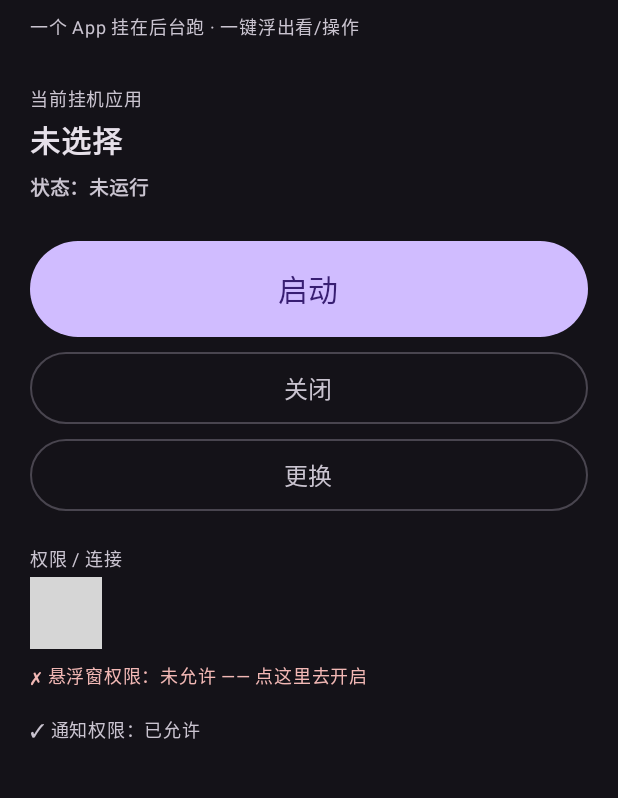
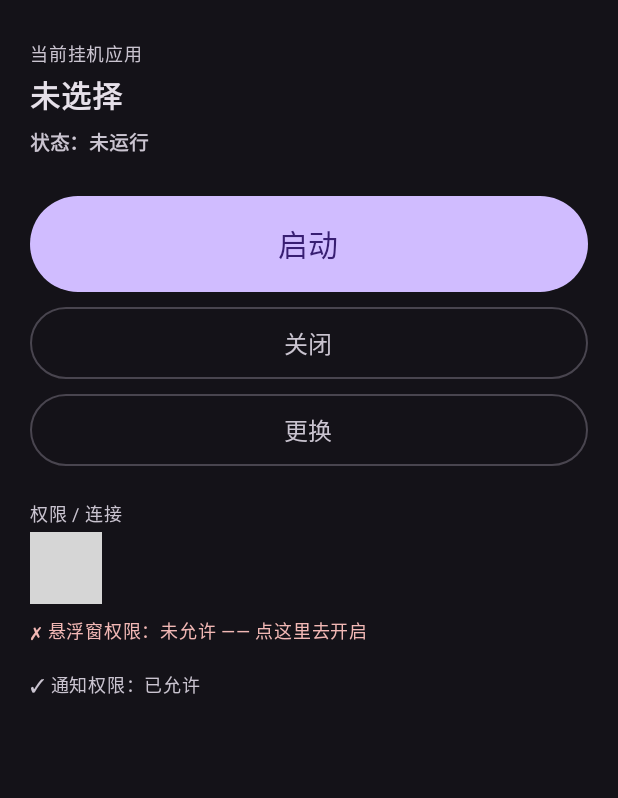
Before and after one commit to Morgan00GZ/miniworld, an Android app built with Jetpack Compose: the screen it shows after launch (MainActivity), on a phone screen of 412 x 824 dp, the part 84-882 px from its top. Run offline under Robolectric (Android 15) with nearby library versions, the phone set to English and light mode, and no system bars; libraries missing offline, so code that uses them is left out: rikka.shizuku; 5 statements that could not run were skipped; grey boxes are pictures that could not be loaded.

Commit message:
release: 1.02 —— 主系统/分身分开管 + 收工收尾（关闭后卡片能摘掉），删首页副标题
- 修复版：关闭 / 找任务 / 收回小点 / 切回前台 / 保活全部按「包名 + 用户号」定位，am force-stop 永远显式带 --user 0/999
- 收工真正跑完再停服务（shutdown() 取代 shutdownNow()），修掉关闭后后台卡片摘不掉（0/0）
- 撤销保活去掉必失败的 am set-standby-bucket ... default
- 删掉首页副标题「一个 App 挂在后台跑 · 一键浮出看/操作」
- 版本号 1.01/2 -> 1.02/3；快照 snapshots/1.02-分身与收工修复/（含该版 APK）+ tag 1.02

```diff
--- a/app/build.gradle.kts
+++ b/app/build.gradle.kts
@@ -12,8 +12,8 @@ android {
         applicationId = "com.miniworld"
         minSdk = 30
         targetSdk = 35
-        versionCode = 2
-        versionName = "1.01"
+        versionCode = 3
+        versionName = "1.02"
     }
 
     buildTypes {
--- a/app/src/main/java/com/miniworld/ui/WorkbenchRoot.kt
+++ b/app/src/main/java/com/miniworld/ui/WorkbenchRoot.kt
@@ -97,12 +97,6 @@ fun WorkbenchRoot(activity: Activity, store: SceneStore, catalog: AppCatalog) {
             .padding(20.dp)
     ) {
         Text("须弥芥子", fontSize = 24.sp, fontWeight = FontWeight.Bold)
-        Spacer(Modifier.height(6.dp))
-        Text(
-            "一个 App 挂在后台跑 · 一键浮出看/操作",
-            fontSize = 12.sp,
-            color = MaterialTheme.colorScheme.onSurfaceVariant
-        )
 
         Spacer(Modifier.height(24.dp))
         Text("当前挂机应用", fontSize = 12.sp, color = MaterialTheme.colorScheme.onSurfaceVariant)
```
Also changed, not shown: 4 other files.
